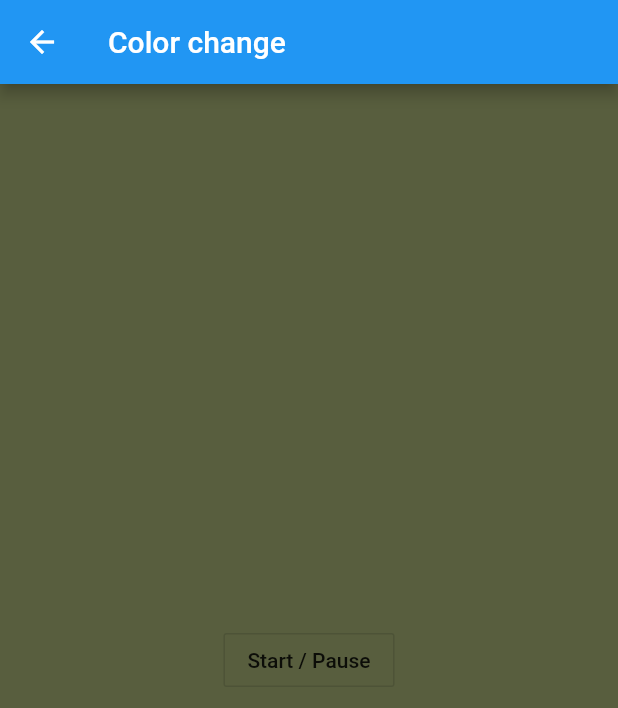
After one commit to tianyirenjian/flutter_animation_samples, a Flutter app: the ColorChange screen opened by its route, after a tap on "Start / Pause", on a phone screen of 412 x 824 dp. The commit adds this screen. Shown: the top 708 px of the screen. Run offline on Flutter 3.47's test engine with Material 2 defaults, Android fonts, the phone set to English and light mode, and no system bars.

Commit message:
color change animation

```diff
--- /dev/null
+++ b/lib/color_change.dart
@@ -0,0 +1,73 @@
+import 'dart:math';
+import 'package:flutter/material.dart';
+
+class ColorChange extends StatefulWidget {
+  State<ColorChange> createState() => _ColorChangeState();
+}
+
+class _ColorChangeState extends State<ColorChange> with SingleTickerProviderStateMixin{
+  Color start, end;
+  AnimationController _colorController;
+  Animation<Color> _color;
+  Random random;
+  bool paused = false;
+
+  @override
+  void initState() {
+    random = Random();
+    start = Color.fromRGBO(random.nextInt(255), random.nextInt(255), random.nextInt(255), 1.0);
+    end = Color.fromRGBO(random.nextInt(255), random.nextInt(255), random.nextInt(255), 1.0);
+
+    _colorController = AnimationController(vsync: this, duration: Duration(seconds: 3));
+    _colorController.addListener((){setState((){});});
+    _colorController.addStatusListener((status){
+      if (status == AnimationStatus.completed) {
+        start = end;
+        end = Color.fromRGBO(random.nextInt(255), random.nextInt(255), random.nextInt(255), 1.0);
+        _color = ColorTween(begin: end, end: start).animate(_colorController); // because of reverse
+        _colorController.reverse();
+      } else if (status == AnimationStatus.dismissed) {
+        start = end;
+        end = Color.fromRGBO(random.nextInt(255), random.nextInt(255), random.nextInt(255), 1.0);
+        _color = ColorTween(begin: start, end: end).animate(_colorController);
+        _colorController.forward();
+      }
+    });
+    _color = ColorTween(begin: start, end: end).animate(_colorController);
+    _colorController.forward();
+    super.initState();
+  }
+
+  @override
+  void dispose() {
+    _colorController.dispose();
+    super.dispose();
+  }
+
+  startPause() {
+    if (paused) {
+      _colorController.forward();
+    } else {
+      _colorController.stop(canceled: false);
+    }
+    paused = !paused;
+  }
+
+  @override
+  Widget build(BuildContext context) {
+    return Scaffold(
+      appBar: AppBar(
+        title: Text('Color change'),
+      ),
+      body: Container(
+        color: _color.value,
+        child: Center(child: Column(
+          mainAxisAlignment: MainAxisAlignment.center,
+          children: <Widget>[
+            OutlineButton(onPressed: startPause, child: Text('Start / Pause'),)
+          ],
+        ),),
+      ),
+    );
+  }
+}
--- a/lib/main.dart
+++ b/lib/main.dart
@@ -1,5 +1,6 @@
 import 'package:flutter/material.dart';
 import 'package:flutter_animations/basic.dart';
+import 'package:flutter_animations/color_change.dart';
 import 'package:flutter_animations/fab.dart';
 import 'package:flutter_animations/medium.dart';
 import 'package:flutter_animations/value_change.dart';
@@ -21,7 +22,8 @@ class MyApp extends StatelessWidget {
         '/fab': (context) => Fab(),
         '/basic': (context) => Basic(),
         '/medium': (context) => Medium(),
-        '/value_change': (context) => ValueChange()
+        '/value_change': (context) => ValueChange(),
+        '/color_change': (context) => ColorChange()
       },
       debugShowCheckedModeBanner: false,
     );
@@ -33,7 +35,8 @@ class Home extends StatelessWidget {
     'FAB': '/fab',
     'basic animation': '/basic',
     'medium\'s clap': '/medium',
-    'value change': '/value_change'
+    'value change': '/value_change',
+    'color change': '/color_change'
   };
   @override
   Widget build(BuildContext context) {
```
